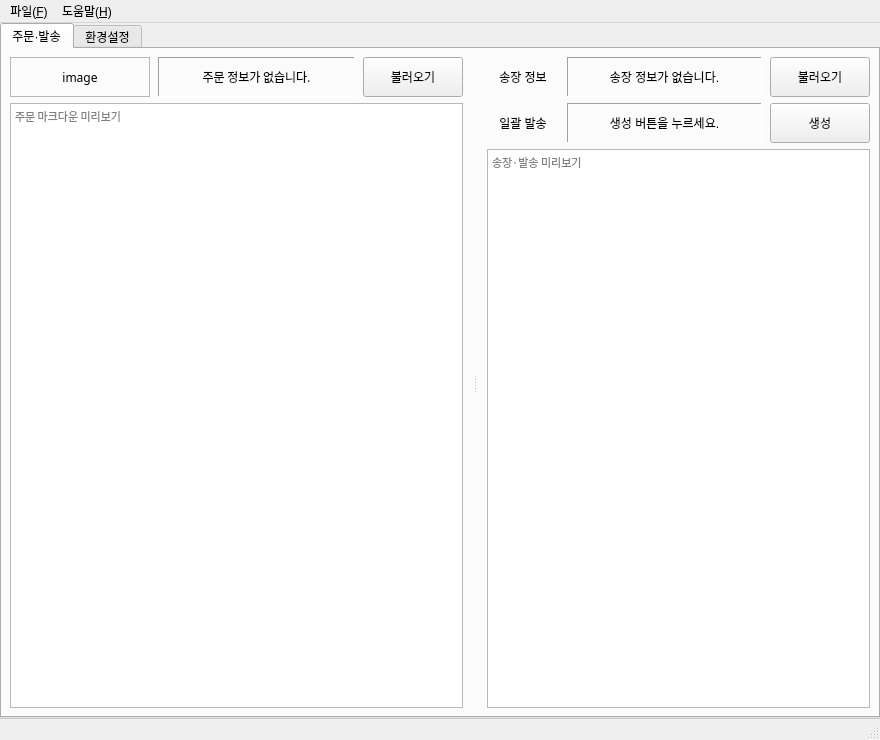
Peanut0711/easy-fulfill, file ui/main_window.ui: the form before one commit.
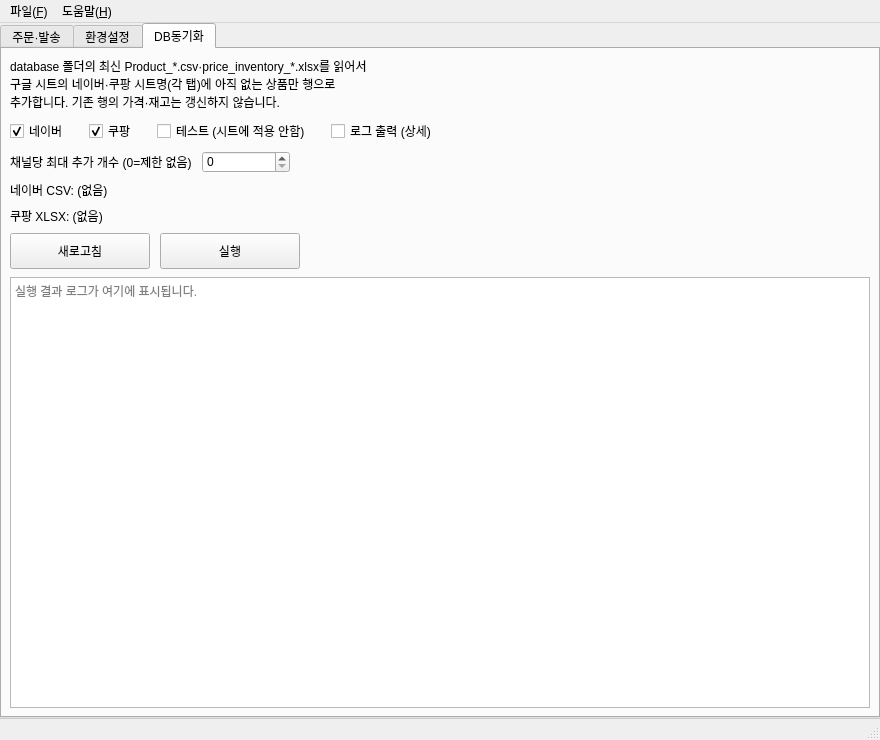
The form after the commit. The open tabs and pages were chosen to show the change.

Commit message: DB 동기화 탭 추가 및 기능 구현.

```diff
--- a/ui/main_window.ui
+++ b/ui/main_window.ui
@@ -737,6 +737,301 @@
         </widget>
        </widget>
       </widget>
+      <widget class="QWidget" name="tab_db_sheet_sync">
+       <attribute name="title">
+        <string>DB동기화</string>
+       </attribute>
+       <layout class="QVBoxLayout" name="verticalLayout_db_sync">
+        <property name="spacing">
+         <number>8</number>
+        </property>
+        <property name="leftMargin">
+         <number>8</number>
+        </property>
+        <property name="topMargin">
+         <number>8</number>
+        </property>
+        <property name="rightMargin">
+         <number>8</number>
+        </property>
+        <property name="bottomMargin">
+         <number>8</number>
+        </property>
+        <item>
+         <widget class="QLabel" name="label_db_sync_intro">
+          <property name="text">
+           <string>database 폴더의 최신 Product_*.csv·price_inventory_*.xlsx를 읽어서&#10;구글 시트의 네이버·쿠팡 시트명(각 탭)에 아직 없는 상품만 행으로&#10;추가합니다. 기존 행의 가격·재고는 갱신하지 않습니다.</string>
+          </property>
+          <property name="wordWrap">
+           <bool>true</bool>
+          </property>
+         </widget>
+        </item>
+        <item>
+         <layout class="QHBoxLayout" name="horizontalLayout_db_channels">
+          <property name="spacing">
+           <number>20</number>
+          </property>
+          <item>
+           <widget class="QCheckBox" name="checkBox_db_sync_naver">
+            <property name="sizePolicy">
+             <sizepolicy hsizetype="Minimum" vsizetype="Fixed">
+              <horstretch>0</horstretch>
+              <verstretch>0</verstretch>
+             </sizepolicy>
+            </property>
+            <property name="text">
+             <string>네이버</string>
+            </property>
+            <property name="checked">
+             <bool>true</bool>
+            </property>
+           </widget>
+          </item>
+          <item>
+           <widget class="QCheckBox" name="checkBox_db_sync_coupang">
+            <property name="sizePolicy">
+             <sizepolicy hsizetype="Minimum" vsizetype="Fixed">
+              <horstretch>0</horstretch>
+              <verstretch>0</verstretch>
+             </sizepolicy>
+            </property>
+            <property name="text">
+             <string>쿠팡</string>
+            </property>
+            <property name="checked">
+             <bool>true</bool>
+            </property>
+           </widget>
+          </item>
+          <item>
+           <widget class="QCheckBox" name="checkBox_db_sync_preview">
+            <property name="sizePolicy">
+             <sizepolicy hsizetype="Minimum" vsizetype="Fixed">
+              <horstretch>0</horstretch>
+              <verstretch>0</verstretch>
+             </sizepolicy>
+            </property>
+            <property name="text">
+             <string>테스트 (시트에 적용 안함)</string>
+            </property>
+            <property name="checked">
+             <bool>false</bool>
+            </property>
+           </widget>
+          </item>
+          <item>
+           <widget class="QCheckBox" name="checkBox_db_sync_verbose_log">
+            <property name="toolTip">
+             <string>체크 시 기존·실시간 DB 샘플, 신제품 행 목록, 서식·교차 색상 적용 등 상세 메시지를 표시합니다. 끄면 결과·건수·요약 위주로만 표시합니다.</string>
+            </property>
+            <property name="text">
+             <string>로그 출력 (상세)</string>
+            </property>
+            <property name="checked">
+             <bool>false</bool>
+            </property>
+           </widget>
+          </item>
+          <item>
+           <spacer name="horizontalSpacer_db_channels">
+            <property name="orientation">
+             <enum>Qt::Orientation::Horizontal</enum>
+            </property>
+            <property name="sizeHint" stdset="0">
+             <size>
+              <width>0</width>
+              <height>0</height>
+             </size>
+            </property>
+            <property name="sizeType">
+             <enum>QSizePolicy::Policy::Expanding</enum>
+            </property>
+           </spacer>
+          </item>
+         </layout>
+        </item>
+        <item>
+         <layout class="QHBoxLayout" name="horizontalLayout_db_limit">
+          <property name="spacing">
+           <number>10</number>
+          </property>
+          <item>
+           <widget class="QLabel" name="label_db_sync_limit">
+            <property name="sizePolicy">
+             <sizepolicy hsizetype="Minimum" vsizetype="Preferred">
+              <horstretch>0</horstretch>
+              <verstretch>0</verstretch>
+             </sizepolicy>
+            </property>
+            <property name="text">
+             <string>채널당 최대 추가 개수 (0=제한 없음)</string>
+            </property>
+           </widget>
+          </item>
+          <item>
+           <widget class="QSpinBox" name="spinBox_db_sync_limit">
+            <property name="sizePolicy">
+             <sizepolicy hsizetype="Maximum" vsizetype="Fixed">
+              <horstretch>0</horstretch>
+              <verstretch>0</verstretch>
+             </sizepolicy>
+            </property>
+            <property name="minimumSize">
+             <size>
+              <width>88</width>
+              <height>0</height>
+             </size>
+            </property>
+            <property name="maximumSize">
+             <size>
+              <width>110</width>
+              <height>16777215</height>
+             </size>
+            </property>
+            <property name="minimum">
+             <number>0</number>
+            </property>
+            <property name="maximum">
+             <number>999999</number>
+            </property>
+            <property name="value">
+             <number>0</number>
+            </property>
+           </widget>
+          </item>
+          <item>
+           <spacer name="horizontalSpacer_db_limit_tail">
+            <property name="orientation">
+             <enum>Qt::Orientation::Horizontal</enum>
+            </property>
+            <property name="sizeHint" stdset="0">
+             <size>
+              <width>0</width>
+              <height>0</height>
+             </size>
+            </property>
+            <property name="sizeType">
+             <enum>QSizePolicy::Policy::Expanding</enum>
+            </property>
+           </spacer>
+          </item>
+         </layout>
+        </item>
+        <item>
+         <widget class="QLabel" name="label_db_sync_naver_file">
+          <property name="text">
+           <string>네이버 CSV: (없음)</string>
+          </property>
+          <property name="textInteractionFlags">
+           <set>Qt::TextInteractionFlag::TextSelectableByMouse</set>
+          </property>
+         </widget>
+        </item>
+        <item>
+         <widget class="QLabel" name="label_db_sync_coupang_file">
+          <property name="text">
+           <string>쿠팡 XLSX: (없음)</string>
+          </property>
+          <property name="textInteractionFlags">
+           <set>Qt::TextInteractionFlag::TextSelectableByMouse</set>
+          </property>
+         </widget>
+        </item>
+        <item>
+         <layout class="QHBoxLayout" name="horizontalLayout_db_run">
+          <property name="spacing">
+           <number>10</number>
+          </property>
+          <item>
+           <widget class="QPushButton" name="pushButton_db_sync_refresh_paths">
+            <property name="sizePolicy">
+             <sizepolicy hsizetype="Fixed" vsizetype="Fixed">
+              <horstretch>0</horstretch>
+              <verstretch>0</verstretch>
+             </sizepolicy>
+            </property>
+            <property name="minimumSize">
+             <size>
+              <width>140</width>
+              <height>36</height>
+             </size>
+            </property>
+            <property name="maximumSize">
+             <size>
+              <width>140</width>
+              <height>16777215</height>
+             </size>
+            </property>
+            <property name="text">
+             <string>새로고침</string>
+            </property>
+            <property name="toolTip">
+             <string>database 폴더에서 네이버·쿠팡 최신 파일 경로를 다시 찾아 라벨을 갱신합니다.</string>
+            </property>
+           </widget>
+          </item>
+          <item>
+           <widget class="QPushButton" name="pushButton_db_sync_run">
+            <property name="sizePolicy">
+             <sizepolicy hsizetype="Fixed" vsizetype="Fixed">
+              <horstretch>0</horstretch>
+              <verstretch>0</verstretch>
+             </sizepolicy>
+            </property>
+            <property name="minimumSize">
+             <size>
+              <width>140</width>
+              <height>36</height>
+             </size>
+            </property>
+            <property name="maximumSize">
+             <size>
+              <width>140</width>
+              <height>16777215</height>
+             </size>
+            </property>
+            <property name="text">
+             <string>실행</string>
+            </property>
+           </widget>
+          </item>
+          <item>
+           <spacer name="horizontalSpacer_db_run_trailing">
+            <property name="orientation">
+             <enum>Qt::Orientation::Horizontal</enum>
+            </property>
+            <property name="sizeHint" stdset="0">
+             <size>
+              <width>0</width>
+              <height>0</height>
+             </size>
+            </property>
+            <property name="sizeType">
+             <enum>QSizePolicy::Policy::Expanding</enum>
+            </property>
+           </spacer>
+          </item>
+         </layout>
+        </item>
+        <item>
+         <widget class="QPlainTextEdit" name="plainTextEdit_db_sync_log">
+          <property name="readOnly">
+           <bool>true</bool>
+          </property>
+          <property name="minimumSize">
+           <size>
+            <width>0</width>
+            <height>200</height>
+           </size>
+          </property>
+          <property name="placeholderText">
+           <string>실행 결과 로그가 여기에 표시됩니다.</string>
+          </property>
+         </widget>
+        </item>
+       </layout>
+      </widget>
      </widget>
     </item>
    </layout>
```
The commit also changes 3 other files.
